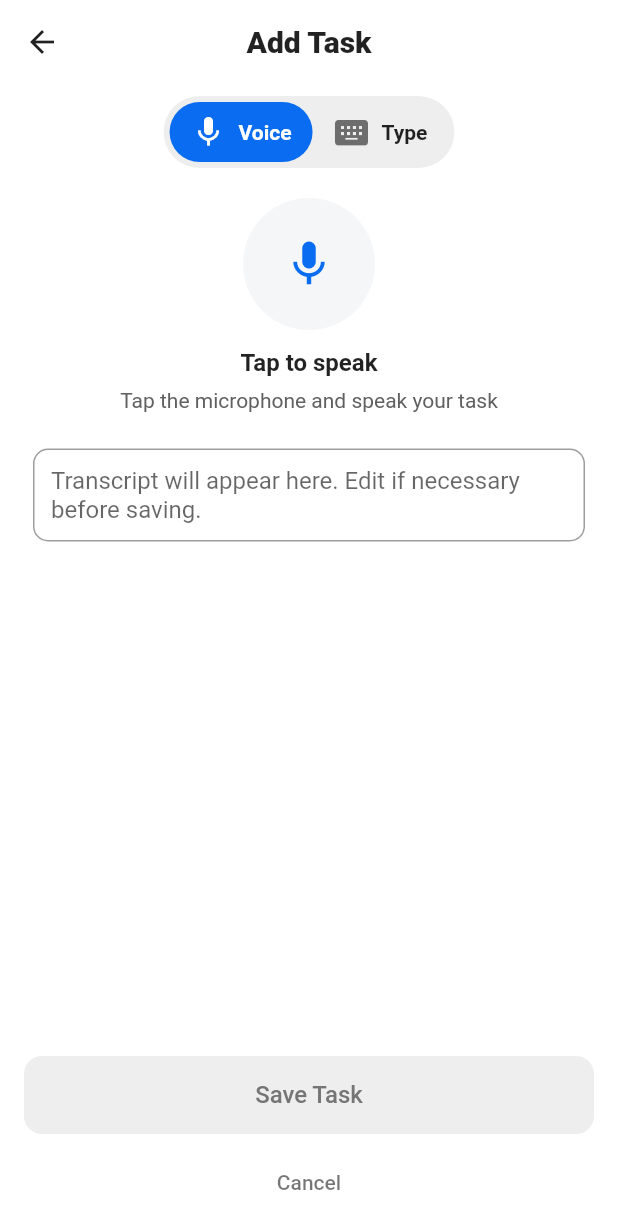
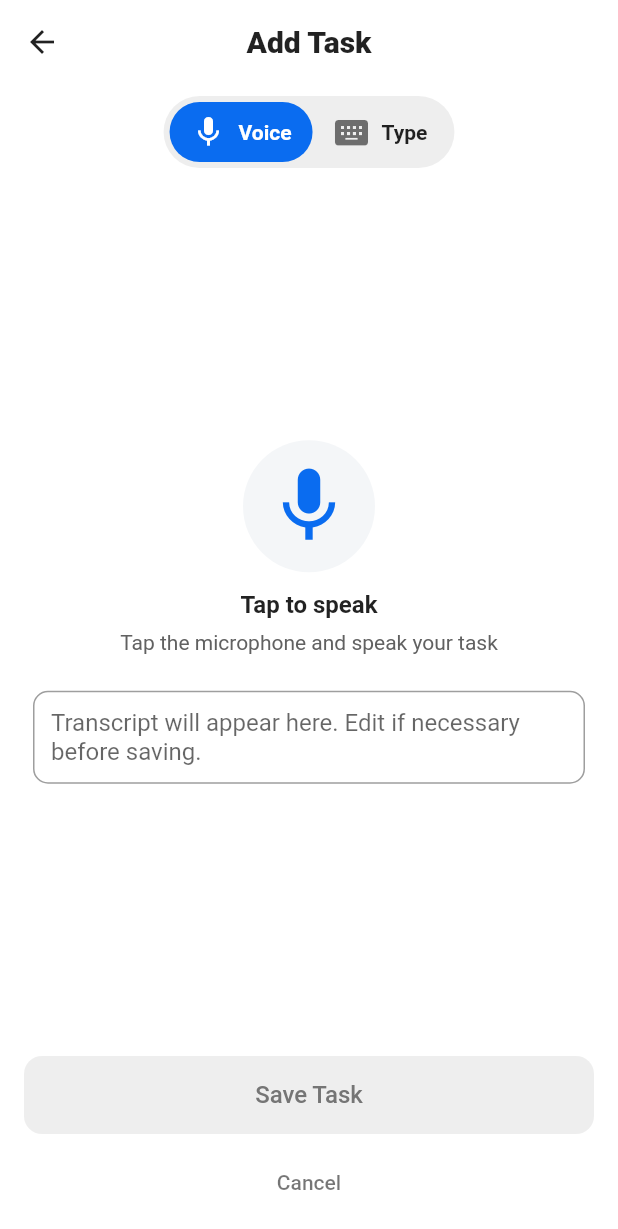
Before and after one commit to YangMin1022/easycare_to_do_app, a Flutter app: the AddTaskPage screen opened directly, on a phone screen of 412 x 824 dp. Shown: the top 1229 px of the screen. Run offline on Flutter 3.47's test engine with Material 3 defaults, Android fonts, the phone set to English and light mode, and no system bars; our stand-ins replace drift, flutter_local_notifications, flutter_timezone, flutter_tts, shared_preferences, timezone; accounts and stored records are empty; generated files the repository leaves out were written again.

Commit message:
Add centered voice view for task dictation

```diff
--- a/lib/add_task.dart
+++ b/lib/add_task.dart
@@ -321,6 +321,9 @@
   Widget _voiceView() {
     return Expanded(
       child: Column(
+        // Centers children vertically & horizontally
+        mainAxisAlignment: MainAxisAlignment.center,
+        crossAxisAlignment: CrossAxisAlignment.center,
         children: [
           const SizedBox(height: 20),
           // Large circle mic
@@ -331,7 +334,7 @@
               child: CircleAvatar(
                 radius: 44,
                 backgroundColor: _isListening ? _primary : _surface,
-                child: Icon(Icons.mic, color: _isListening ? Colors.white : _primary, size: 36),
+                child: Icon(Icons.mic, color: _isListening ? Colors.white : _primary, size: 60),
               ),
             ),
           ),
--- a/pubspec.yaml
+++ b/pubspec.yaml
@@ -45,6 +45,7 @@
   flutter_local_notifications: ^19.5.0
   timezone: ^0.10.1
   flutter_timezone: ^5.0.1
+  speech_to_text: ^7.3.0
 
 dev_dependencies:
   flutter_test:
```
Also changed, not shown: lib/services/speech_service.dart (added), pubspec.lock, 4 other files.
